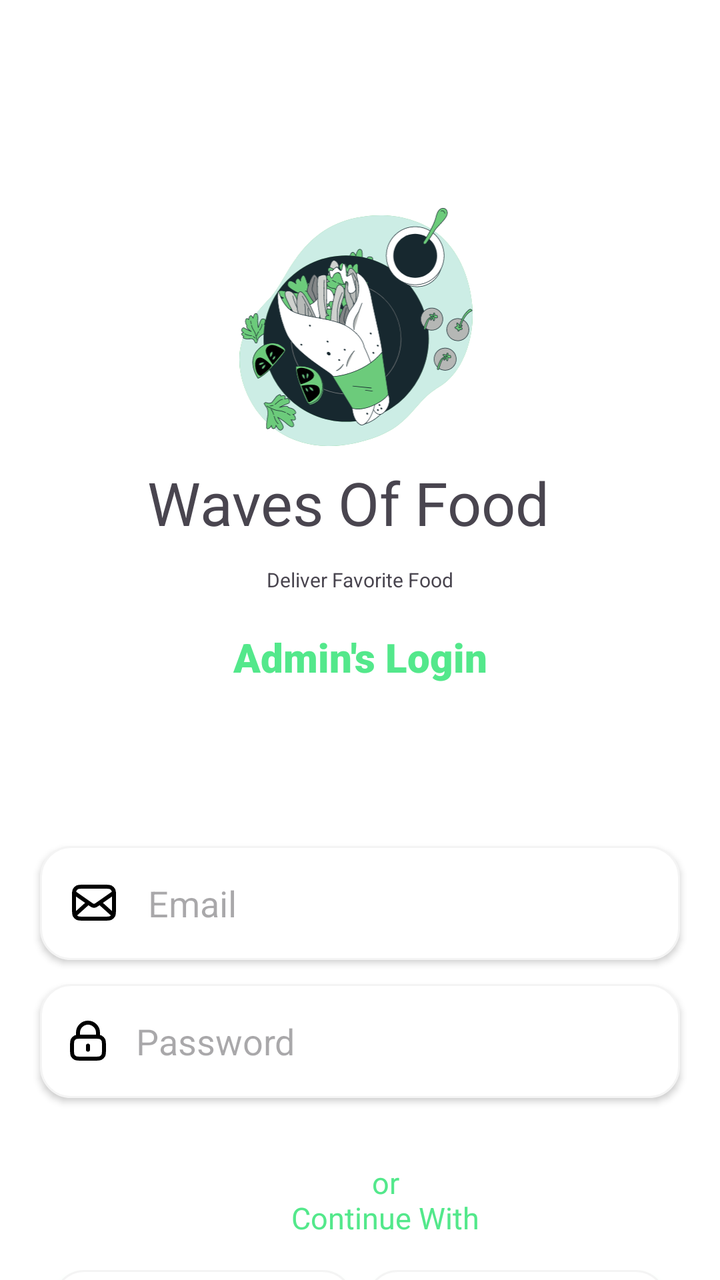
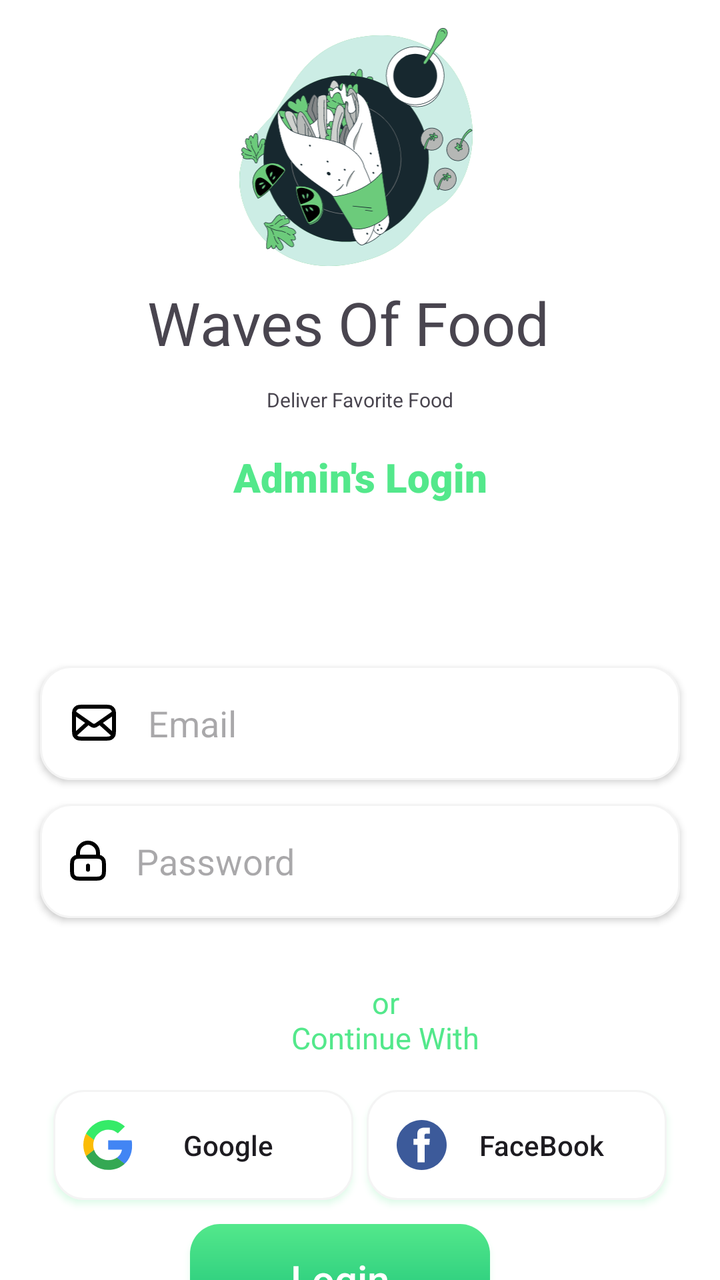

An Android layout rendered at two revisions. The XML below is the earlier revision; the diff shows what the commit changed to produce the second picture.
<!-- AndroidManifest.xml: application theme Theme.Admin -->
<!-- res/layout/activity_login.xml -->
<?xml version="1.0" encoding="utf-8"?>
<androidx.constraintlayout.widget.ConstraintLayout xmlns:android="http://schemas.android.com/apk/res/android"
    xmlns:app="http://schemas.android.com/apk/res-auto"
    xmlns:tools="http://schemas.android.com/tools"
    android:id="@+id/main"
    android:layout_width="match_parent"
    android:layout_height="match_parent"
    android:background="@color/white"
    tools:context=".LoginActivity">

    <TextView
        android:id="@+id/donthaveaccountbutton"
        android:layout_width="wrap_content"
        android:layout_height="wrap_content"
        android:layout_marginTop="10dp"
        android:layout_marginBottom="104dp"
        android:text="Don’t Have Account?"
        android:textColor="@color/textcolor"
        app:layout_constraintEnd_toEndOf="@+id/LoginButton"
        app:layout_constraintHorizontal_bias="0.5"
        app:layout_constraintStart_toStartOf="@+id/LoginButton"
        app:layout_constraintTop_toBottomOf="@+id/LoginButton" />

    <TextView
        android:id="@+id/textView11"
        android:layout_width="128dp"
        android:layout_height="42dp"
        android:layout_marginStart="124dp"
        android:layout_marginTop="32dp"
        android:text="or\nContinue With"
        android:textAlignment="center"
        android:textColor="@color/textcolor"
        android:textSize="15sp"
        app:layout_constraintEnd_toEndOf="parent"
        app:layout_constraintHorizontal_bias="0.044"
        app:layout_constraintStart_toStartOf="parent"
        app:layout_constraintTop_toBottomOf="@+id/password" />

    <TextView
        android:id="@+id/textView3"
        android:layout_width="wrap_content"
        android:layout_height="wrap_content"
        android:layout_marginTop="92dp"
        android:fontFamily="sans-serif-black"
        android:text="Admin's Login"
        android:textColor="@color/textcolor"
        android:textSize="20sp"
        app:layout_constraintEnd_toEndOf="parent"
        app:layout_constraintHorizontal_bias="0.5"
        app:layout_constraintStart_toStartOf="parent"
        app:layout_constraintTop_toBottomOf="@+id/logo" />

    <TextView
        android:id="@+id/textView10"
        android:layout_width="wrap_content"
        android:layout_height="wrap_content"
        android:layout_marginTop="60dp"
        android:text="Deliver Favorite Food"
        android:textSize="10dp"
        app:layout_constraintEnd_toEndOf="parent"
        app:layout_constraintHorizontal_bias="0.5"
        app:layout_constraintStart_toStartOf="parent"
        app:layout_constraintTop_toBottomOf="@+id/logo" />

    <TextView
        android:id="@+id/deisgnedby"
        android:layout_width="wrap_content"
        android:layout_height="wrap_content"
        android:layout_marginBottom="36dp"
        android:text="Design By\n
Prince Jaiswal"
        android:textAlignment="center"
        android:textColor="@color/textcolor"
        app:layout_constraintBottom_toBottomOf="parent"
        app:layout_constraintEnd_toEndOf="parent"
        app:layout_constraintHorizontal_bias="0.447"
        app:layout_constraintStart_toStartOf="parent"
        app:layout_constraintTop_toBottomOf="@+id/donthaveaccountbutton"
        app:layout_constraintVertical_bias="1.0" />

    <ImageView
        android:id="@+id/logo"
        android:layout_width="134dp"
        android:layout_height="119dp"
        android:layout_marginTop="104dp"
        app:layout_constraintEnd_toEndOf="parent"
        app:layout_constraintHorizontal_bias="0.491"
        app:layout_constraintStart_toStartOf="parent"
        app:layout_constraintTop_toTopOf="parent"
        app:srcCompat="@drawable/logo" />

    <TextView
        android:id="@+id/textView2"
        android:layout_width="213dp"
        android:layout_height="41dp"
        android:layout_marginTop="8dp"
        android:text="Waves Of Food"
        android:textSize="30sp"
        app:layout_constraintEnd_toEndOf="parent"
        app:layout_constraintHorizontal_bias="0.5"
        app:layout_constraintStart_toStartOf="parent"
        app:layout_constraintTop_toBottomOf="@+id/logo" />

    <EditText
        android:id="@+id/editText2"
        android:layout_width="match_parent"
        android:layout_height="57dp"
        android:layout_marginLeft="20dp"
        android:layout_marginRight="20dp"
        android:layout_marginBottom="12dp"
        android:background="@drawable/edittextshape"
        android:drawableLeft="@drawable/mail"
        android:drawablePadding="15dp"
        android:elevation="2dp"
        android:hint="Email"
        android:inputType="textEmailAddress"
        android:paddingLeft="15dp"
        app:layout_constraintBottom_toTopOf="@+id/password"
        app:layout_constraintEnd_toEndOf="parent"
        app:layout_constraintStart_toStartOf="parent"
        app:layout_constraintTop_toBottomOf="@+id/textView2"
        app:layout_constraintVertical_bias="1.0" />

    <EditText
        android:id="@+id/password"
        android:layout_width="match_parent"
        android:layout_height="57dp"
        android:layout_marginLeft="20dp"
        android:layout_marginTop="220dp"
        android:layout_marginRight="20dp"
        android:background="@drawable/edittextshape"
        android:drawableLeft="@drawable/password"
        android:drawablePadding="15dp"
        android:elevation="2dp"
        android:hint="Password"
        android:inputType="textPassword"
        android:paddingLeft="15dp"
        app:layout_constraintEnd_toEndOf="parent"
        app:layout_constraintHorizontal_bias="0.4"
        app:layout_constraintStart_toStartOf="parent"
        app:layout_constraintTop_toBottomOf="@+id/textView2" />

    <androidx.appcompat.widget.AppCompatButton
        android:id="@+id/googlebutton"
        android:layout_width="150dp"
        android:layout_height="55dp"
        android:layout_marginLeft="20dp"
        android:layout_marginTop="12dp"
        android:background="@drawable/edittextshape"
        android:drawableLeft="@drawable/google_icon"
        android:outlineSpotShadowColor="@color/textcolor"
        android:padding="15dp"
        android:text="Google"
        android:textAllCaps="false"
        app:layout_constraintEnd_toStartOf="@+id/FacebookButton"
        app:layout_constraintHorizontal_bias="0.5"
        app:layout_constraintStart_toStartOf="parent"
        app:layout_constraintTop_toBottomOf="@+id/textView11"
        app:layout_goneMarginTop="12dp" />

    <androidx.appcompat.widget.AppCompatButton
        android:id="@+id/FacebookButton"
        android:layout_width="150dp"
        android:layout_height="55dp"
        android:layout_marginTop="12dp"
        android:layout_marginRight="20dp"
        android:background="@drawable/edittextshape"
        android:drawableLeft="@drawable/facebook"
        android:outlineSpotShadowColor="@color/textcolor"
        android:padding="15dp"
        android:text="FaceBook"
        android:textAllCaps="false"
        app:layout_constraintEnd_toEndOf="parent"
        app:layout_constraintHorizontal_bias="0.5"
        app:layout_constraintStart_toEndOf="@+id/googlebutton"
        app:layout_constraintTop_toBottomOf="@+id/textView11"
        app:layout_goneMarginTop="12dp" />

    <androidx.appcompat.widget.AppCompatButton
        android:id="@+id/LoginButton"
        android:layout_width="150dp"
        android:layout_height="55dp"
        android:layout_marginTop="12dp"
        android:layout_marginRight="20dp"
        android:background="@drawable/greenbuttonshape"
        android:outlineSpotShadowColor="@color/textcolor"
        android:text="Login"
        android:textAllCaps="false"
        android:textColor="@color/white"
        android:textSize="20dp"
        app:layout_constraintEnd_toEndOf="@id/FacebookButton"
        app:layout_constraintHorizontal_bias="0.5"
        app:layout_constraintStart_toStartOf="@+id/googlebutton"
        app:layout_constraintTop_toBottomOf="@+id/FacebookButton"
        app:layout_goneMarginTop="12dp" />
</androidx.constraintlayout.widget.ConstraintLayout>
<!-- resources referenced by this layout -->
<resources>
  <color name="textcolor">#53E88B</color>
  <color name="white">#FFFFFFFF</color>
  <!-- drawable edittextshape (drawable) -->
  <?xml version="1.0" encoding="utf-8"?>
  <shape xmlns:android="http://schemas.android.com/apk/res/android">
      <solid android:color="@color/white"/>
          <stroke android:color="#f4f4f4" android:width="1dp"/>
          <corners android:radius="15dp"/>
  </shape>
  <!-- drawable facebook (drawable) -->
  <vector xmlns:android="http://schemas.android.com/apk/res/android"
      android:width="25dp"
      android:height="25dp"
      android:viewportWidth="25"
      android:viewportHeight="25">
    <group>
      <clip-path
          android:pathData="M0,0h25v25h-25z"/>
      <path
          android:pathData="M12.5,25C19.404,25 25,19.404 25,12.5C25,5.596 19.404,0 12.5,0C5.596,0 0,5.596 0,12.5C0,19.404 5.596,25 12.5,25Z"
          android:fillColor="#3C5A9A"/>
      <path
          android:pathData="M16.564,3.837H13.795C12.152,3.837 10.324,4.528 10.324,6.91C10.332,7.74 10.324,8.535 10.324,9.429H8.423V12.455H10.383V21.163H13.984V12.397H16.361L16.577,9.421H13.922C13.922,9.421 13.928,8.097 13.922,7.713C13.922,6.771 14.902,6.825 14.961,6.825C15.427,6.825 16.333,6.827 16.566,6.825V3.837H16.564Z"
          android:fillColor="#ffffff"/>
    </group>
  </vector>
  <!-- drawable greenbuttonshape (drawable) -->
  <?xml version="1.0" encoding="utf-8"?>
  <shape xmlns:android="http://schemas.android.com/apk/res/android">
      <corners android:radius="15dp"/>
          <gradient android:startColor="@color/startcolor" android:endColor="@color/endcolor" android:angle="-90"/>
  
  </shape>
  <!-- drawable mail (drawable) -->
  <vector xmlns:android="http://schemas.android.com/apk/res/android"
      android:width="24dp"
      android:height="24dp"
      android:viewportWidth="24"
      android:viewportHeight="24">
    <path
        android:pathData="M21.5,18L14.857,12M9.143,12L2.5,18M2,7L10.165,12.715C10.826,13.178 11.157,13.41 11.516,13.499C11.834,13.578 12.166,13.578 12.484,13.499C12.843,13.41 13.174,13.178 13.835,12.715L22,7M6.8,20H17.2C18.88,20 19.72,20 20.362,19.673C20.927,19.385 21.385,18.927 21.673,18.362C22,17.72 22,16.88 22,15.2V8.8C22,7.12 22,6.28 21.673,5.638C21.385,5.074 20.927,4.615 20.362,4.327C19.72,4 18.88,4 17.2,4H6.8C5.12,4 4.28,4 3.638,4.327C3.074,4.615 2.615,5.074 2.327,5.638C2,6.28 2,7.12 2,8.8V15.2C2,16.88 2,17.72 2.327,18.362C2.615,18.927 3.074,19.385 3.638,19.673C4.28,20 5.12,20 6.8,20Z"
        android:strokeLineJoin="round"
        android:strokeWidth="2"
        android:fillColor="#00000000"
        android:strokeColor="#000000"
        android:strokeLineCap="round"/>
  </vector>
  <!-- drawable password (drawable) -->
  <vector xmlns:android="http://schemas.android.com/apk/res/android"
      android:width="18dp"
      android:height="20dp"
      android:viewportWidth="18"
      android:viewportHeight="20">
    <path
        android:pathData="M14,8V6C14,3.239 11.761,1 9,1C6.239,1 4,3.239 4,6V8M9,12.5V14.5M5.8,19H12.2C13.88,19 14.72,19 15.362,18.673C15.927,18.385 16.385,17.927 16.673,17.362C17,16.72 17,15.88 17,14.2V12.8C17,11.12 17,10.28 16.673,9.638C16.385,9.074 15.927,8.615 15.362,8.327C14.72,8 13.88,8 12.2,8H5.8C4.12,8 3.28,8 2.638,8.327C2.074,8.615 1.615,9.074 1.327,9.638C1,10.28 1,11.12 1,12.8V14.2C1,15.88 1,16.72 1.327,17.362C1.615,17.927 2.074,18.385 2.638,18.673C3.28,19 4.12,19 5.8,19Z"
        android:strokeLineJoin="round"
        android:strokeWidth="2"
        android:fillColor="#00000000"
        android:strokeColor="#000000"
        android:strokeLineCap="round"/>
  </vector>
  <style name="Theme.Admin" parent="Base.Theme.Admin" />
  <color name="startcolor">#53E88B</color>
  <color name="endcolor">#15BE77</color>
  <style name="Base.Theme.Admin" parent="Theme.Material3.DayNight.NoActionBar">
          
          
      </style>
  <!-- unchanged entries left out for length: 2 -->
</resources>

<!-- the commit's change to res/layout/activity_login.xml (unified diff, before → after) -->
@@ -16,10 +16,10 @@
         android:layout_marginBottom="104dp"
         android:text="Don’t Have Account?"
         android:textColor="@color/textcolor"
-        app:layout_constraintEnd_toEndOf="@+id/LoginButton"
+        app:layout_constraintEnd_toEndOf="@+id/loginButton"
         app:layout_constraintHorizontal_bias="0.5"
-        app:layout_constraintStart_toStartOf="@+id/LoginButton"
-        app:layout_constraintTop_toBottomOf="@+id/LoginButton" />
+        app:layout_constraintStart_toStartOf="@+id/loginButton"
+        app:layout_constraintTop_toBottomOf="@+id/loginButton" />
 
     <TextView
         android:id="@+id/textView11"
@@ -82,7 +82,7 @@ Prince Jaiswal"
         android:id="@+id/logo"
         android:layout_width="134dp"
         android:layout_height="119dp"
-        android:layout_marginTop="104dp"
+        android:layout_marginTop="14dp"
         app:layout_constraintEnd_toEndOf="parent"
         app:layout_constraintHorizontal_bias="0.491"
         app:layout_constraintStart_toStartOf="parent"
@@ -102,7 +102,7 @@ Prince Jaiswal"
         app:layout_constraintTop_toBottomOf="@+id/logo" />
 
     <EditText
-        android:id="@+id/editText2"
+        android:id="@+id/email"
         android:layout_width="match_parent"
         android:layout_height="57dp"
         android:layout_marginLeft="20dp"
@@ -141,7 +141,7 @@ Prince Jaiswal"
         app:layout_constraintTop_toBottomOf="@+id/textView2" />
 
     <androidx.appcompat.widget.AppCompatButton
-        android:id="@+id/googlebutton"
+        android:id="@+id/googleButton"
         android:layout_width="150dp"
         android:layout_height="55dp"
         android:layout_marginLeft="20dp"
@@ -172,12 +172,12 @@ Prince Jaiswal"
         android:textAllCaps="false"
         app:layout_constraintEnd_toEndOf="parent"
         app:layout_constraintHorizontal_bias="0.5"
-        app:layout_constraintStart_toEndOf="@+id/googlebutton"
+        app:layout_constraintStart_toEndOf="@+id/googleButton"
         app:layout_constraintTop_toBottomOf="@+id/textView11"
         app:layout_goneMarginTop="12dp" />
 
     <androidx.appcompat.widget.AppCompatButton
-        android:id="@+id/LoginButton"
+        android:id="@+id/loginButton"
         android:layout_width="150dp"
         android:layout_height="55dp"
         android:layout_marginTop="12dp"
@@ -190,7 +190,7 @@ Prince Jaiswal"
         android:textSize="20dp"
         app:layout_constraintEnd_toEndOf="@id/FacebookButton"
         app:layout_constraintHorizontal_bias="0.5"
-        app:layout_constraintStart_toStartOf="@+id/googlebutton"
+        app:layout_constraintStart_toStartOf="@+id/googleButton"
         app:layout_constraintTop_toBottomOf="@+id/FacebookButton"
         app:layout_goneMarginTop="12dp" />
 </androidx.constraintlayout.widget.ConstraintLayout>
